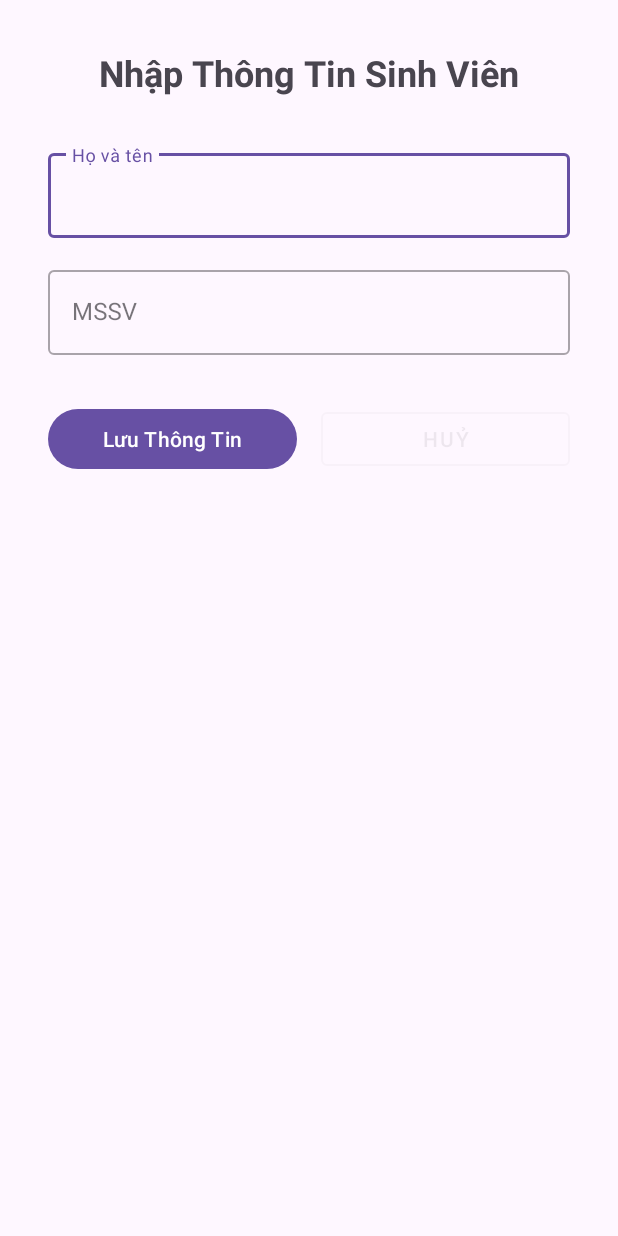
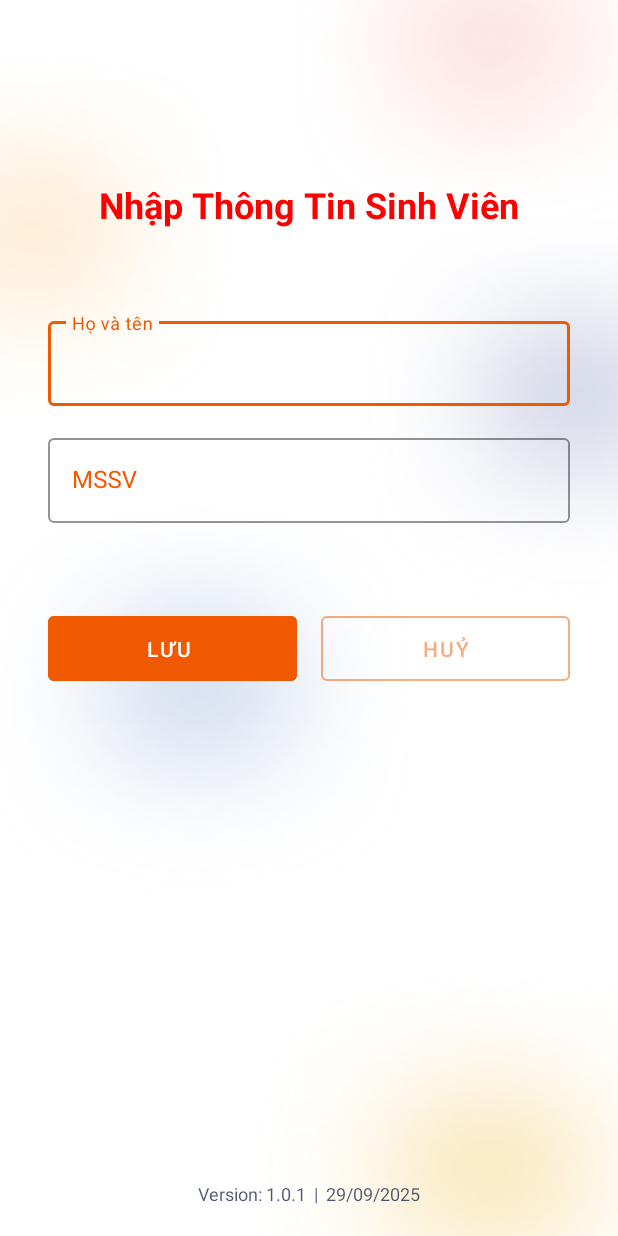
Before and after one commit to lephuoctai/TheSinhVienDienTu, an Android app: the screen it shows after launch (EditInfoActivity), on a phone screen of 412 x 824 dp. Run offline under Robolectric (Android 15) with nearby library versions, the phone set to English and light mode, and no system bars; libraries missing offline, so code that uses them is left out: com.journeyapps.barcodescanner.

Commit message:
Ver 1.0.1: Update UI

```diff
--- a/app/src/main/AndroidManifest.xml
+++ b/app/src/main/AndroidManifest.xml
@@ -6,7 +6,7 @@
         android:allowBackup="true"
         android:dataExtractionRules="@xml/data_extraction_rules"
         android:fullBackupContent="@xml/backup_rules"
-        android:icon="@mipmap/ic_launcher"
+        android:icon="@drawable/logo"
         android:label="@string/app_name"
         android:roundIcon="@mipmap/ic_launcher_round"
         android:supportsRtl="true"
--- a/app/src/main/java/com/taile/thesinhviendientu/EditInfoActivity.java
+++ b/app/src/main/java/com/taile/thesinhviendientu/EditInfoActivity.java
@@ -76,7 +76,7 @@ public class EditInfoActivity extends AppCompatActivity {
         // If the user is new (no existing info), disable cancel button
         if (!sharedPreferences.contains("name") || !sharedPreferences.contains("studentId")) {
             buttonCancel.setEnabled(false);
-            buttonCancel.setAlpha(0.2f);
+            buttonCancel.setAlpha(0.5f);
         }
         // Cancel button click listener
         buttonCancel.setOnClickListener(new View.OnClickListener() {
--- a/app/src/main/res/layout/activity_edit_info.xml
+++ b/app/src/main/res/layout/activity_edit_info.xml
@@ -5,16 +5,18 @@
     android:layout_width="match_parent"
     android:layout_height="match_parent"
     android:id="@+id/edit_info_layout"
-    tools:context=".EditInfoActivity">
+    tools:context=".EditInfoActivity"
+    android:background="@drawable/background">
 
     <TextView
         android:id="@+id/textViewEditTitle"
         android:layout_width="wrap_content"
         android:layout_height="wrap_content"
-        android:layout_marginTop="32dp"
+        android:layout_marginTop="120dp"
         android:text="Nhập Thông Tin Sinh Viên"
         android:textSize="24sp"
         android:textStyle="bold"
+        android:textColor="@color/red"
         app:layout_constraintEnd_toEndOf="parent"
         app:layout_constraintStart_toStartOf="parent"
         app:layout_constraintTop_toTopOf="parent" />
@@ -25,9 +27,12 @@
         android:layout_width="0dp"
         android:layout_height="wrap_content"
         android:layout_marginStart="32dp"
-        android:layout_marginTop="32dp"
+        android:layout_marginTop="56dp"
         android:layout_marginEnd="32dp"
         android:hint="Họ và tên"
+        app:boxStrokeColor="@color/accent"
+        app:hintTextColor="@color/accent"
+        android:textColorHint="@color/accent"
         app:layout_constraintEnd_toEndOf="parent"
         app:layout_constraintStart_toStartOf="parent"
         app:layout_constraintTop_toBottomOf="@+id/textViewEditTitle">
@@ -36,7 +41,8 @@
             android:id="@+id/editTextName"
             android:layout_width="match_parent"
             android:layout_height="wrap_content"
-            android:inputType="textPersonName" />
+            android:inputType="textPersonName"
+            android:textColor="@color/dark_blue" />
     </com.google.android.material.textfield.TextInputLayout>
 
     <com.google.android.material.textfield.TextInputLayout
@@ -48,6 +54,9 @@
         android:layout_marginTop="16dp"
         android:layout_marginEnd="32dp"
         android:hint="MSSV"
+        app:boxStrokeColor="@color/accent"
+        app:hintTextColor="@color/accent"
+        android:textColorHint="@color/accent"
         app:layout_constraintEnd_toEndOf="parent"
         app:layout_constraintStart_toStartOf="parent"
         app:layout_constraintTop_toBottomOf="@+id/textInputLayoutName">
@@ -56,32 +65,54 @@
             android:id="@+id/editTextStudentId"
             android:layout_width="match_parent"
             android:layout_height="wrap_content"
-            android:inputType="number" />
+            android:inputType="number"
+            android:textColor="@color/dark_blue" />
     </com.google.android.material.textfield.TextInputLayout>
 
     <Button
         android:id="@+id/buttonSave"
         android:layout_width="0dp"
         android:layout_height="wrap_content"
+        style="@style/Widget.MaterialComponents.Button.UnelevatedButton"
         android:layout_marginStart="32dp"
-        android:layout_marginTop="32dp"
+        android:layout_marginTop="56dp"
         android:layout_marginEnd="8dp"
-        android:text="Lưu Thông Tin"
+        android:paddingHorizontal="16dp"
+        android:paddingVertical="12dp"
+        android:text="Lưu "
+        android:backgroundTint="@color/accent"
+        android:textColor="@android:color/white"
         app:layout_constraintEnd_toStartOf="@+id/buttonCancel"
         app:layout_constraintStart_toStartOf="parent"
         app:layout_constraintTop_toBottomOf="@+id/textInputLayoutStudentId" />
 
     <Button
         android:id="@+id/buttonCancel"
+        style="@style/Widget.MaterialComponents.Button.OutlinedButton"
         android:layout_width="0dp"
         android:layout_height="wrap_content"
         android:layout_marginStart="8dp"
-        android:layout_marginTop="32dp"
         android:layout_marginEnd="32dp"
+        android:paddingHorizontal="16dp"
+        android:paddingVertical="12dp"
         android:text="Huỷ"
-        style="@style/Widget.MaterialComponents.Button.OutlinedButton"
+        android:textColor="@color/accent"
+        app:strokeColor="@color/accent"
         app:layout_constraintEnd_toEndOf="parent"
         app:layout_constraintStart_toEndOf="@+id/buttonSave"
-        app:layout_constraintTop_toBottomOf="@+id/textInputLayoutStudentId" />
+        app:layout_constraintTop_toTopOf="@id/buttonSave" />
 
+    <TextView
+        android:id="@+id/TextViewVersion"
+        android:layout_width="wrap_content"
+        android:layout_height="wrap_content"
+        android:text="Version: 1.0.1  |  29/09/2025"
+        android:textSize="12sp"
+        android:textColor="@color/dark_blue"
+        android:alpha="0.7"
+        android:layout_marginBottom="20dp"
+        app:layout_constraintStart_toStartOf="parent"
+        app:layout_constraintEnd_toEndOf="parent"
+        app:layout_constraintBottom_toBottomOf="parent"
+        />
 </androidx.constraintlayout.widget.ConstraintLayout>
--- a/app/src/main/res/values-night/themes.xml
+++ /dev/null
@@ -1,7 +0,0 @@
-<resources xmlns:tools="http://schemas.android.com/tools">
-    <!-- Base application theme. -->
-    <style name="Base.Theme.TheSinhVienDienTu" parent="Theme.Material3.DayNight.NoActionBar">
-        <!-- Customize your dark theme here. -->
-        <!-- <item name="colorPrimary">@color/my_dark_primary</item> -->
-    </style>
-</resources>
--- a/app/src/main/res/values/colors.xml
+++ b/app/src/main/res/values/colors.xml
@@ -2,4 +2,12 @@
 <resources>
     <color name="black">#FF000000</color>
     <color name="white">#FFFFFFFF</color>
+
+
+    <color name="accent">#F05900</color>
+
+    <color name="dark_blue">#000B32</color>
+    <color name="purple">#5900A6</color>
+    <color name="red">#FF0000</color>
+    <color name="yellow">#D4FF00</color>
 </resources>
--- a/app/src/main/res/values/strings.xml
+++ b/app/src/main/res/values/strings.xml
@@ -1,3 +1,3 @@
 <resources>
-    <string name="app_name">TheSinhVienDienTu</string>
+    <string name="app_name">Student ID</string>
 </resources>
--- a/app/src/main/res/values/themes.xml
+++ b/app/src/main/res/values/themes.xml
@@ -1,8 +1,14 @@
 <resources xmlns:tools="http://schemas.android.com/tools">
     <!-- Base application theme. -->
     <style name="Base.Theme.TheSinhVienDienTu" parent="Theme.Material3.Light.NoActionBar">
-        <!-- Customize your light theme here. -->
-        <!-- <item name="colorPrimary">@color/my_light_primary</item> -->
+        <!-- Customize with provided colors -->
+        <item name="colorPrimary">@color/accent</item>
+        <item name="colorPrimaryVariant">@color/dark_blue</item>
+        <item name="colorSecondary">@color/purple</item>
+        <item name="colorAccent">@color/accent</item>
+        <item name="colorError">@color/red</item>
+        <item name="android:statusBarColor">@color/dark_blue</item>
+        <item name="android:windowBackground">@drawable/background</item>
         <item name="android:forceDarkAllowed" tools:targetApi="q">false</item>
     </style>
 
```
Also changed, not shown: app/src/main/res/layout/activity_main.xml (+26 -1 lines), app/src/main/res/drawable/background.png (added), app/src/main/res/drawable/logo.png (added).
